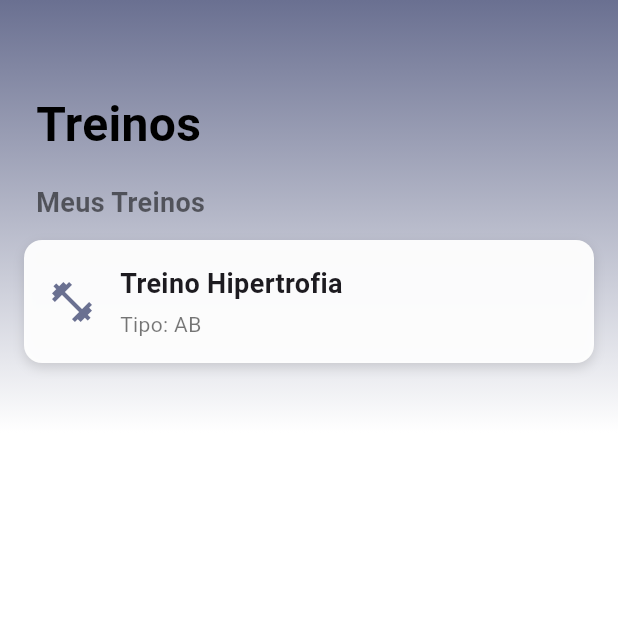
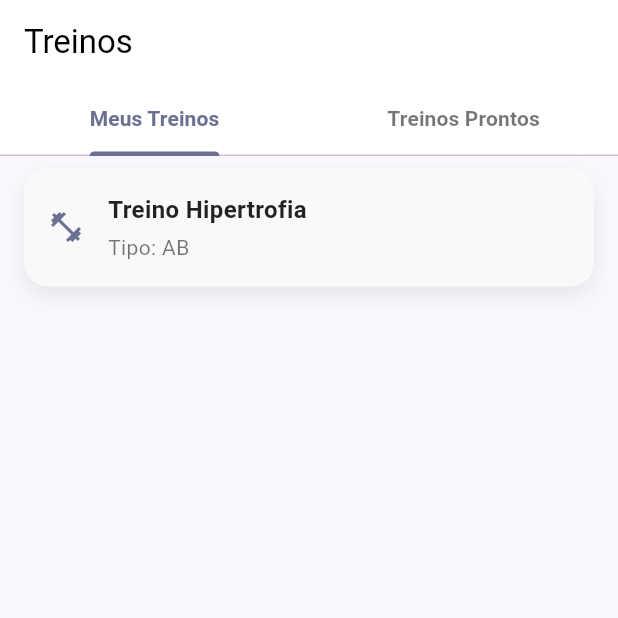
Before and after one commit to TicoCompany/MuscleUpMobile, a Flutter app: the screen it shows after launch, on a phone screen of 412 x 824 dp, the top half of it. Run offline on Flutter 3.47's test engine with Material 3 defaults, Android fonts, the phone set to English and light mode, and no system bars; our stand-ins replace dio, flutter_bloc, get_it, shared_preferences, sqflite; accounts and stored records are empty.

Commit message:
adicionada repository para criação de treino

```diff
--- a/lib/configs/data_base_schema_helper.dart
+++ b/lib/configs/data_base_schema_helper.dart
@@ -4,4 +4,5 @@ final class DataBaseSchemaHelper {
 
 final class DataBaseNoSqlSchemaHelper {
   static const String kUserToken = 'user_token';
+  static const String kUserId = 'user_id';
 }
--- a/lib/data/repositories/workout/fake_workout_repository.dart
+++ b/lib/data/repositories/workout/fake_workout_repository.dart
@@ -77,4 +77,10 @@ class FakeWorkoutRepository implements IWorkoutRepository {
     _fakeWorkouts.removeWhere((w) => w.id == workout.id);
     _fakeWorkouts.add(workout);
   }
+
+  @override
+  Future<void> createWorkout(WorkoutEntity workout) async {
+    await Future.delayed(Duration(milliseconds: 300)); // simula carregamento
+    _fakeWorkouts.add(workout);
+  }
 }
--- a/lib/ui/workout/pages/workout_screen.dart
+++ b/lib/ui/workout/pages/workout_screen.dart
@@ -24,57 +24,43 @@ class _WorkoutScreenBody extends StatelessWidget {
 
   @override
   Widget build(BuildContext context) {
-    return Scaffold(
-      backgroundColor: Colors.transparent,
-      body: Container(
-        decoration: const BoxDecoration(
-          gradient: LinearGradient(
-            begin: Alignment.topCenter,
-            end: Alignment.bottomCenter,
-            colors: [Color(0xFF6A7091), Colors.white],
-            stops: [0.0, 0.35],
+    return DefaultTabController(
+      length: 2,
+      child: Scaffold(
+        appBar: AppBar(
+          backgroundColor: Colors.white,
+          elevation: 0,
+          automaticallyImplyLeading: true,
+          title: const Text(
+            'Treinos',
+            style: TextStyle(color: Colors.black),
+          ),
+          bottom: const TabBar(
+            labelColor: Color(0xFF6A7091),
+            unselectedLabelColor: Colors.black54,
+            indicatorColor: Color(0xFF6A7091),
+            labelStyle: TextStyle(fontWeight: FontWeight.w600),
+            tabs: [
+              Tab(text: 'Meus Treinos'),
+              Tab(text: 'Treinos Prontos'),
+            ],
           ),
         ),
-        child: Column(
-          crossAxisAlignment: CrossAxisAlignment.stretch,
+        backgroundColor: Color(0xFFFAF7FF), // fundo claro suave
+        body: const TabBarView(
           children: [
-            const SizedBox(height: 60),
-            const Padding(
-              padding: EdgeInsets.symmetric(horizontal: 24),
-              child: Text(
-                'Treinos',
-                style: TextStyle(
-                  fontSize: 32,
-                  fontWeight: FontWeight.bold,
-                  color: Colors.black,
-                ),
-              ),
+            Padding(
+              padding: EdgeInsets.symmetric(horizontal: 16, vertical: 8),
+              child: _WorkoutListWidget(),
             ),
-            const SizedBox(height: 16),
-            const Padding(
-              padding: EdgeInsets.symmetric(horizontal: 24),
-              child: Text(
-                'Meus Treinos',
-                style: TextStyle(
-                  fontSize: 18,
-                  fontWeight: FontWeight.w600,
-                  color: Colors.black54,
-                ),
-              ),
-            ),
-            const SizedBox(height: 12),
-            const Expanded(
-              child: Padding(
-                padding: EdgeInsets.symmetric(horizontal: 16),
-                child: _WorkoutListWidget(),
-              ),
-            ),
+            Center(child: Text("Em breve")), // segunda aba placeholder
           ],
         ),
       ),
     );
   }
 }
+
 
 class _WorkoutListWidget extends StatelessWidget {
   const _WorkoutListWidget();
@@ -112,19 +98,20 @@ class _WorkoutListWidget extends StatelessWidget {
                 child: Container(
                   padding: const EdgeInsets.all(16),
                   decoration: BoxDecoration(
-                    color: Colors.white.withOpacity(0.95),
-                    borderRadius: BorderRadius.circular(12),
-                    boxShadow: const [
+                    color: Color.fromARGB(255, 249, 249, 250),
+                    borderRadius: BorderRadius.circular(16),
+                    boxShadow: [
                       BoxShadow(
-                        color: Colors.black12,
-                        blurRadius: 6,
-                        offset: Offset(0, 3),
+                        color: Colors.black.withOpacity(0.08),
+                        blurRadius: 12,
+                        offset: Offset(0, 6),
                       ),
                     ],
+
                   ),
                   child: Row(
                     children: [
-                      const Icon(Icons.fitness_center, size: 32, color: Color(0xFF6A7091)),
+                      const Icon(Icons.fitness_center, size: 24, color: Color(0xFF6A7091)),
                       const SizedBox(width: 16),
                       Expanded(
                         child: Column(
@@ -133,8 +120,9 @@ class _WorkoutListWidget extends StatelessWidget {
                             Text(
                               workout.name,
                               style: const TextStyle(
-                                fontSize: 18,
+                                fontSize: 16,
                                 fontWeight: FontWeight.bold,
+                                color: Colors.black87,
                               ),
                             ),
                             const SizedBox(height: 4),
```
Also changed, not shown: lib/data/repositories/login/login_repository.dart (+18 -15 lines), lib/data/repositories/workout/workout_repository.dart (+22 -0 lines), lib/domain/entities/login/login_response_entity.dart (added, +13 -0 lines), lib/ui/workout/pages/workout_details_screen.dart (+22 -6 lines).
